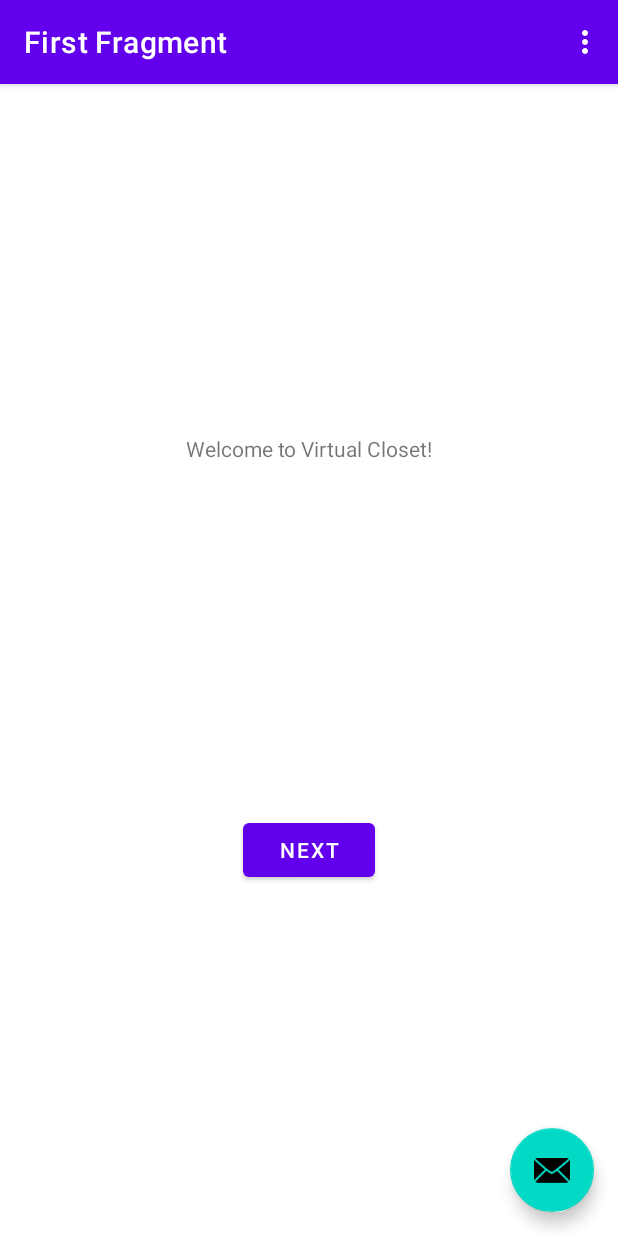
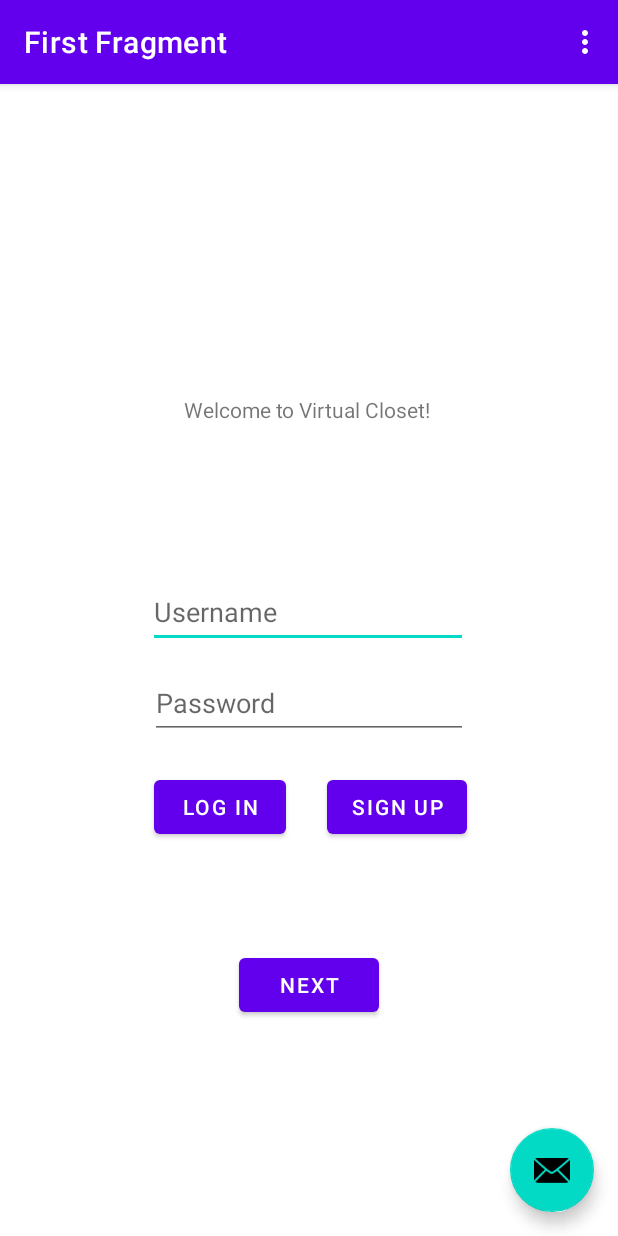
Before and after one commit to alborzk/virtual-closet, an Android app: the screen it shows after launch (MainActivity), on a phone screen of 412 x 824 dp. Run offline under Robolectric (Android 15) with nearby library versions, the phone set to English and light mode, and no system bars; our stand-ins replace navigation-ui.

Commit message:
Built the UI for the Accounts Login/Signup page

```diff
--- a/app/src/main/res/layout/fragment_first.xml
+++ b/app/src/main/res/layout/fragment_first.xml
@@ -8,21 +8,93 @@
 
     <TextView
         android:id="@+id/textview_first"
+        android:layout_width="167dp"
+        android:layout_height="54dp"
+        android:layout_marginBottom="464dp"
+        android:text="@string/hello_first_fragment"
+        app:layout_constraintBottom_toBottomOf="parent"
+        app:layout_constraintEnd_toEndOf="parent"
+        app:layout_constraintStart_toStartOf="parent"
+        app:layout_constraintTop_toTopOf="parent"
+        app:layout_constraintVertical_bias="0.83" />
+
+    <Button
+        android:id="@+id/button_first"
+        android:layout_width="93dp"
+        android:layout_height="48dp"
+        android:layout_marginStart="159dp"
+        android:layout_marginTop="558dp"
+        android:layout_marginEnd="159dp"
+        android:layout_marginBottom="125dp"
+        android:text="@string/next"
+        app:layout_constraintBottom_toBottomOf="parent"
+        app:layout_constraintEnd_toEndOf="parent"
+        app:layout_constraintStart_toStartOf="parent"
+        app:layout_constraintTop_toTopOf="parent" />
+
+    <EditText
+        android:id="@+id/editTextTextEmailAddress"
         android:layout_width="wrap_content"
         android:layout_height="wrap_content"
-        android:text="@string/hello_first_fragment"
-        app:layout_constraintBottom_toTopOf="@id/button_first"
+        android:layout_marginStart="100dp"
+        android:layout_marginTop="311dp"
+        android:layout_marginEnd="101dp"
+        android:layout_marginBottom="375dp"
+        android:autofillHints=""
+        android:ems="10"
+        android:hint="@string/username"
+        android:inputType="textEmailAddress"
+        android:minHeight="48dp"
+        app:layout_constraintBottom_toBottomOf="parent"
+        app:layout_constraintEnd_toEndOf="parent"
+        app:layout_constraintStart_toStartOf="parent"
+        app:layout_constraintTop_toTopOf="parent"
+        tools:ignore="SpeakableTextPresentCheck,TextContrastCheck" />
+
+    <EditText
+        android:id="@+id/editTextTextPassword"
+        android:layout_width="212dp"
+        android:layout_height="48dp"
+        android:layout_marginStart="99dp"
+        android:layout_marginTop="370dp"
+        android:layout_marginEnd="100dp"
+        android:layout_marginBottom="313dp"
+        android:ems="10"
+        android:hint="@string/password"
+        android:importantForAutofill="no"
+        android:inputType="textPassword"
+        app:layout_constraintBottom_toBottomOf="parent"
+        app:layout_constraintEnd_toEndOf="parent"
+        app:layout_constraintStart_toStartOf="parent"
+        app:layout_constraintTop_toTopOf="parent"
+        tools:ignore="SpeakableTextPresentCheck,TextContrastCheck" />
+
+    <Button
+        android:id="@+id/loginButton"
+        android:layout_width="wrap_content"
+        android:layout_height="wrap_content"
+        android:layout_marginStart="99dp"
+        android:layout_marginTop="439dp"
+        android:layout_marginEnd="218dp"
+        android:layout_marginBottom="244dp"
+        android:text="@string/loginbutton"
+        app:layout_constraintBottom_toBottomOf="parent"
         app:layout_constraintEnd_toEndOf="parent"
         app:layout_constraintStart_toStartOf="parent"
         app:layout_constraintTop_toTopOf="parent" />
 
     <Button
-        android:id="@+id/button_first"
+        android:id="@+id/signupButton"
         android:layout_width="wrap_content"
         android:layout_height="wrap_content"
-        android:text="@string/next"
+        android:layout_marginStart="217dp"
+        android:layout_marginTop="439dp"
+        android:layout_marginEnd="100dp"
+        android:layout_marginBottom="244dp"
+        android:text="@string/signupbutton"
         app:layout_constraintBottom_toBottomOf="parent"
         app:layout_constraintEnd_toEndOf="parent"
         app:layout_constraintStart_toStartOf="parent"
-        app:layout_constraintTop_toBottomOf="@id/textview_first" />
+        app:layout_constraintTop_toTopOf="parent" />
+
 </androidx.constraintlayout.widget.ConstraintLayout>
--- a/app/src/main/res/values/strings.xml
+++ b/app/src/main/res/values/strings.xml
@@ -6,6 +6,10 @@
     <string name="second_fragment_label">Second Fragment</string>
     <string name="next">Next</string>
     <string name="previous">Previous</string>
+    <string name="username">Username</string>
+    <string name="password">Password</string>
+    <string name="loginbutton">Log in</string>
+    <string name="signupbutton">Sign up</string>
 
     <string name="hello_first_fragment">Welcome to Virtual Closet!</string>
     <string name="hello_second_fragment">Hello second fragment. Arg: %1$s</string>
```
